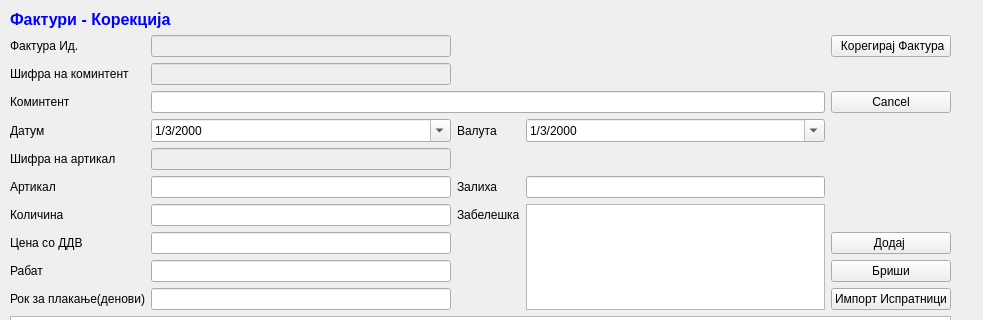
The window that sterna/Povratnica/povratnicikorekcija.ui (srgank/sterna_x) describes before a commit, drawn with Qt 5; both pictures show x 0 to 983 and y 0 to 320 of the 983 by 657 pixel window.
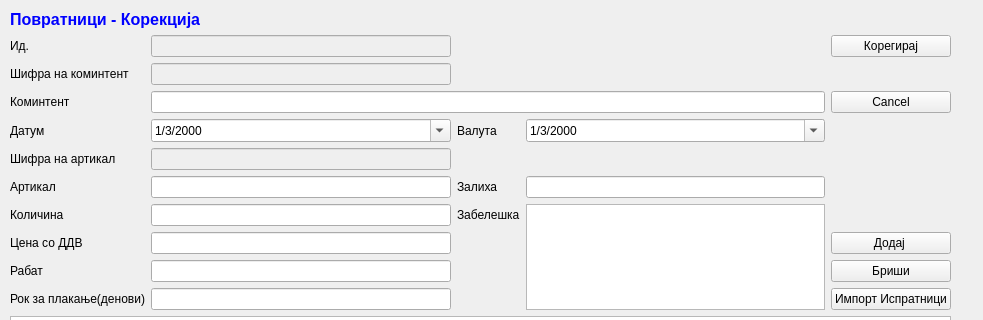
The same window after the commit. Icons and pictures are not drawn.

What changed in the file:
```diff
--- a/sterna/Povratnica/povratnicikorekcija.ui
+++ b/sterna/Povratnica/povratnicikorekcija.ui
@@ -96,22 +96,22 @@
        <string>&lt;!DOCTYPE HTML PUBLIC &quot;-//W3C//DTD HTML 4.0//EN&quot; &quot;http://www.w3.org/TR/REC-html40/strict.dtd&quot;&gt;
 &lt;html&gt;&lt;head&gt;&lt;meta name=&quot;qrichtext&quot; content=&quot;1&quot; /&gt;&lt;style type=&quot;text/css&quot;&gt;
 p, li { white-space: pre-wrap; }
-&lt;/style&gt;&lt;/head&gt;&lt;body style=&quot; font-family:'MS Shell Dlg 2'; font-size:10pt; font-weight:400; font-style:normal;&quot;&gt;
-&lt;p style=&quot; margin-top:0px; margin-bottom:0px; margin-left:0px; margin-right:0px; -qt-block-indent:0; text-indent:0px;&quot;&gt;&lt;span style=&quot; font-size:12pt; font-weight:600; color:#0000ff;&quot;&gt;Фактури - Корекција&lt;/span&gt;&lt;/p&gt;&lt;/body&gt;&lt;/html&gt;</string>
+&lt;/style&gt;&lt;/head&gt;&lt;body style=&quot; font-family:'Sans Serif'; font-size:9pt; font-weight:400; font-style:normal;&quot;&gt;
+&lt;p style=&quot; margin-top:0px; margin-bottom:0px; margin-left:0px; margin-right:0px; -qt-block-indent:0; text-indent:0px;&quot;&gt;&lt;span style=&quot; font-family:'MS Shell Dlg 2'; font-size:12pt; font-weight:600; color:#0000ff;&quot;&gt;Повратници - Корекција&lt;/span&gt;&lt;/p&gt;&lt;/body&gt;&lt;/html&gt;</string>
       </property>
      </widget>
     </item>
     <item row="1" column="0">
      <widget class="QLabel" name="label_7">
       <property name="text">
-       <string>Фактура Ид.</string>
+       <string>Ид.</string>
       </property>
      </widget>
     </item>
     <item row="1" column="4">
      <widget class="QPushButton" name="pushButton_4">
       <property name="text">
-       <string> Корегирај Фактура</string>
+       <string> Корегирај </string>
       </property>
       <property name="icon">
        <iconset>
```
